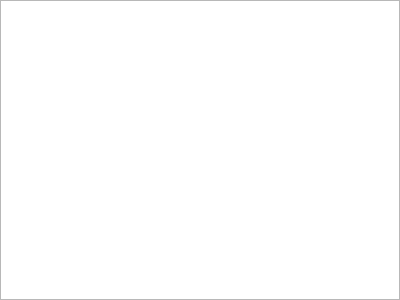
First picture: the form in collection-view.ui, repository GeorgesStavracas/Virtaus-old, before the edit.
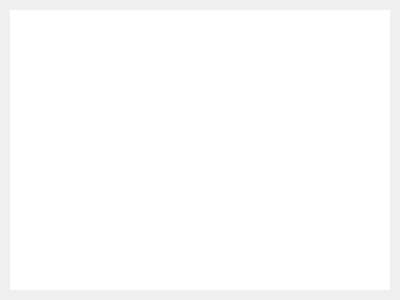
Second picture: the form after the edit.

Commit message: ability to show loaded collections, translation updates

```diff
--- a/collection-view.ui
+++ b/collection-view.ui
@@ -24,7 +24,7 @@
 
 CollectionView QListView::item:selected {
 	background-color: rgb(85, 85, 85);
-	border: 1px solid rgb(24, 24, 24);
+	border-radius: 3px;
 }</string>
   </property>
   <layout class="QGridLayout" name="gridLayout">
@@ -42,6 +42,14 @@
    </property>
    <item row="0" column="0">
     <widget class="QListView" name="listView">
+     <property name="styleSheet">
+      <string notr="true">QListView {
+	padding: 10px 10px 10px 10px;
+}</string>
+     </property>
+     <property name="frameShape">
+      <enum>QFrame::NoFrame</enum>
+     </property>
      <property name="editTriggers">
       <set>QAbstractItemView::DoubleClicked</set>
      </property>
```
Left out of the diff: 9 changed lines with no effect on the pictures. The commit also changes 2 other files.
